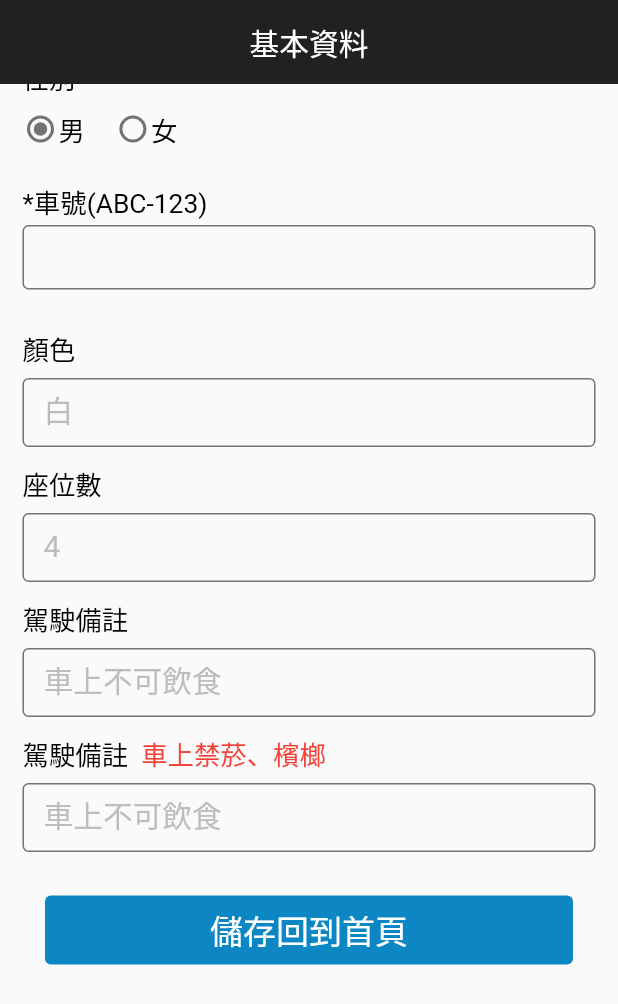
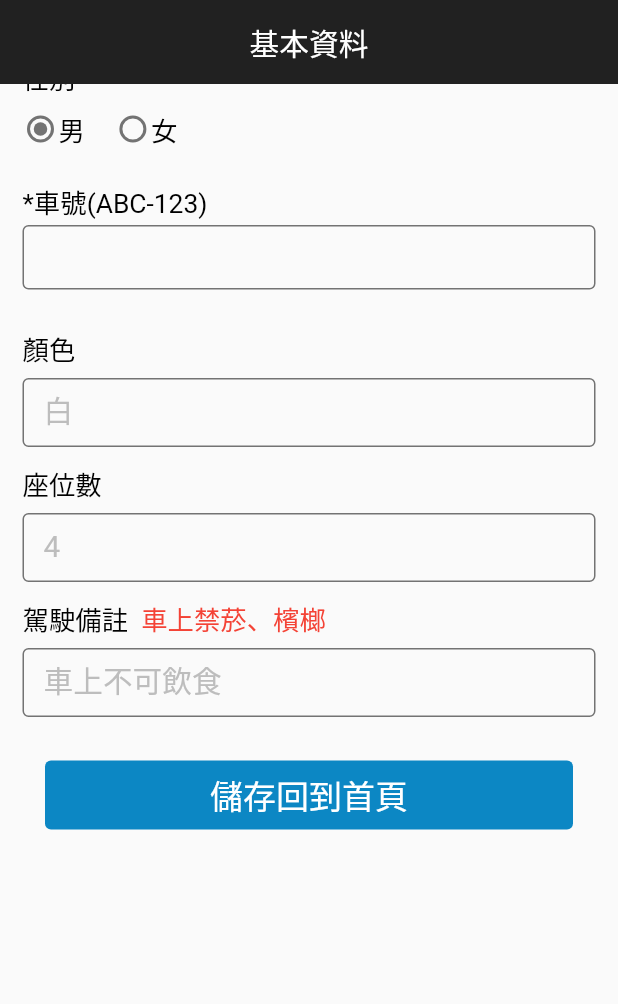
Before and after one commit to KoLichung/flutter_taxi_kaoshung_wu, a Flutter app: the Register screen opened directly, scrolled down 436 dp, on a phone screen of 412 x 824 dp. Shown: the top 1004 px of the screen. Run offline on Flutter 3.47's test engine with Material 2 defaults, Android fonts, the phone set to English and light mode, and no system bars; our stand-ins replace audioplayers, device_info_plus, firebase_core, firebase_messaging, flutter_local_notifications, font_awesome_flutter and 4 more; missing offline and left inert: flutter_line_sdk, maps_launcher; accounts and stored records are empty.

Commit message:
update register UI

```diff
--- a/lib/pages/register.dart
+++ b/lib/pages/register.dart
@@ -115,7 +115,6 @@ class _RegisterState extends State<Register> {
                 // registerTextField('車型','Toyota Wish',carModelController),
                 registerTextField('顏色','白',carColorController),
                 registerTextField('座位數','4',seatNumberController),
-                registerTextField('駕駛備註','車上不可飲食',carMemoController),
                 Container(
                   margin: const EdgeInsets.symmetric(horizontal: 15,vertical: 2),
                   child: Column(
```
